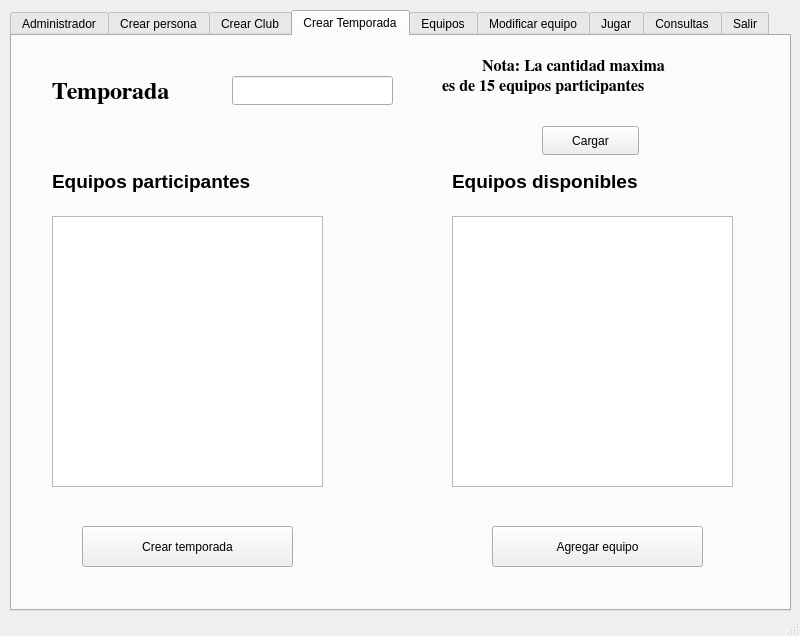
Above: mainWtabs.ui from Jeancasoto/ThePlaceToBet before the change. Below: the same form after it.
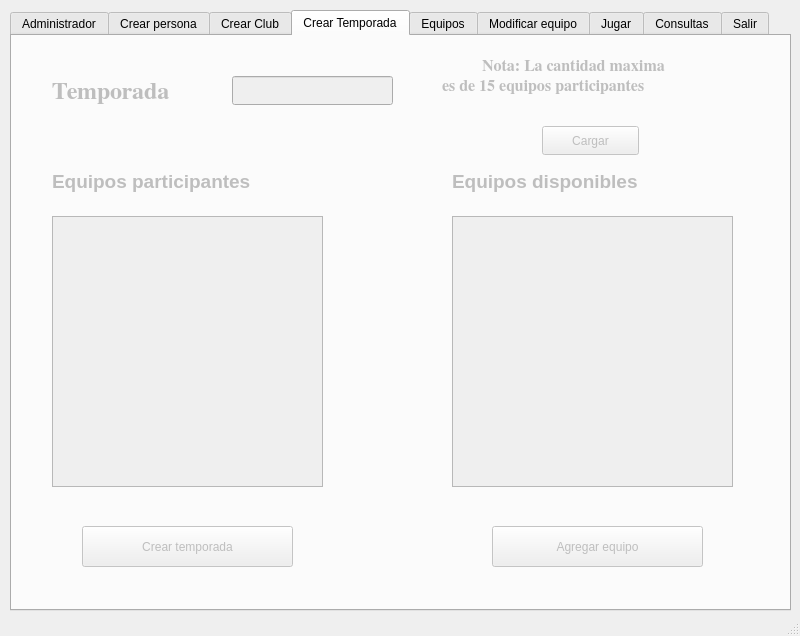
That is the form after the change. The open tabs and pages were chosen to show the change. Icons and pictures are not drawn.

Patch:
```diff
--- a/mainWtabs.ui
+++ b/mainWtabs.ui
@@ -522,6 +522,9 @@
      </widget>
     </widget>
     <widget class="QWidget" name="tab_2">
+     <property name="enabled">
+      <bool>false</bool>
+     </property>
      <attribute name="title">
       <string>Crear Temporada</string>
      </attribute>
```
Left out of the diff: 8 changed lines with no effect on the pictures.
